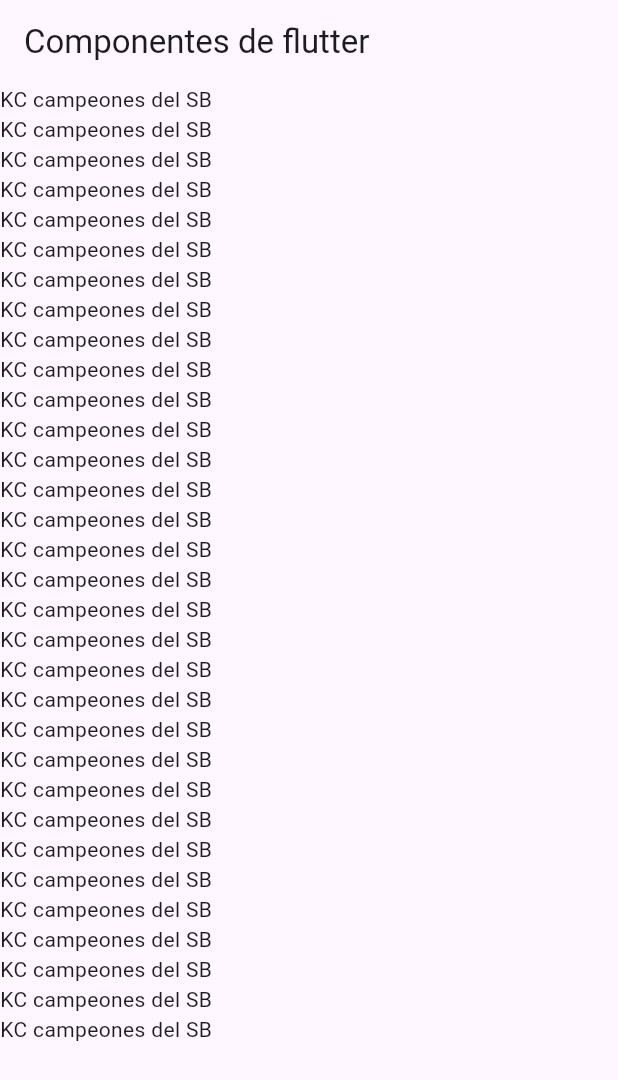
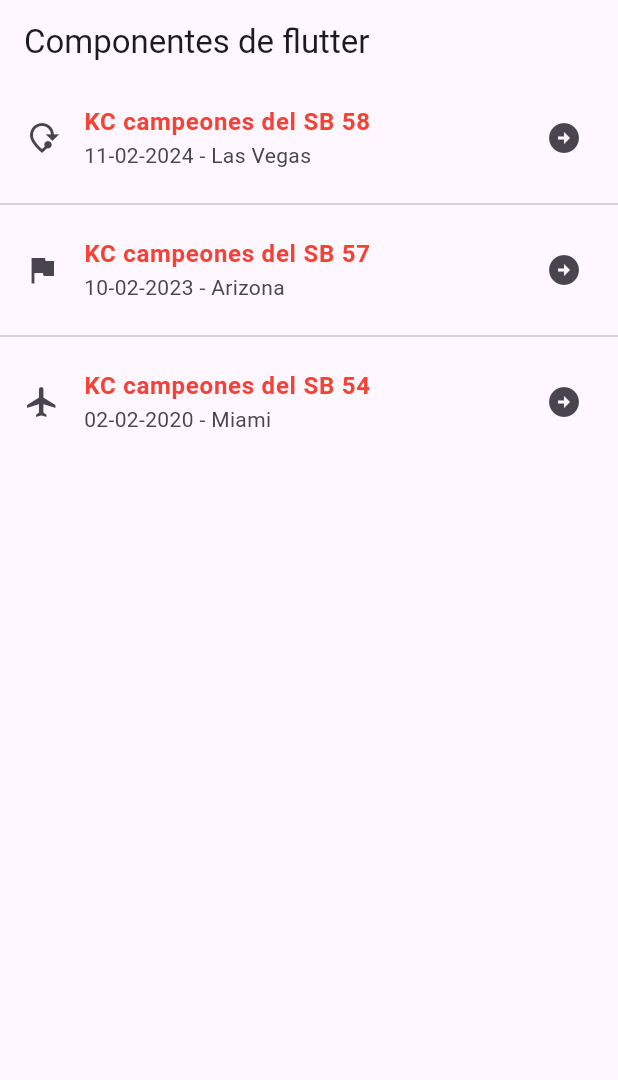
Before and after one commit to gnievap/componentes_flutter5c, a Flutter app: the screen it shows after launch, on a phone screen of 412 x 824 dp. Shown: the top 1080 px of the screen. Run offline on Flutter 3.47's test engine with Material 3 defaults, Android fonts, the phone set to English and light mode, and no system bars.

Commit message:
Adding ListTile to the ListView

```diff
--- a/lib/home_screen.dart
+++ b/lib/home_screen.dart
@@ -11,38 +11,37 @@
       ),
       body: ListView(
         children: const [
-          Text('KC campeones del SB'),
-          Text('KC campeones del SB'),
-          Text('KC campeones del SB'),
-          Text('KC campeones del SB'),
-          Text('KC campeones del SB'),
-          Text('KC campeones del SB'),
-          Text('KC campeones del SB'),
-          Text('KC campeones del SB'),
-          Text('KC campeones del SB'),
-          Text('KC campeones del SB'),
-          Text('KC campeones del SB'),
-          Text('KC campeones del SB'),
-          Text('KC campeones del SB'),
-          Text('KC campeones del SB'),
-          Text('KC campeones del SB'),
-          Text('KC campeones del SB'),
-          Text('KC campeones del SB'),
-          Text('KC campeones del SB'),
-          Text('KC campeones del SB'),
-          Text('KC campeones del SB'),
-          Text('KC campeones del SB'),
-          Text('KC campeones del SB'),
-          Text('KC campeones del SB'),
-          Text('KC campeones del SB'),
-          Text('KC campeones del SB'),
-          Text('KC campeones del SB'),
-          Text('KC campeones del SB'),
-          Text('KC campeones del SB'),
-          Text('KC campeones del SB'),
-          Text('KC campeones del SB'),
-          Text('KC campeones del SB'),
-          Text('KC campeones del SB'),
+          ListTile(
+            leading: Icon(Icons.mode_of_travel),
+            title: Text(
+              'KC campeones del SB 58',
+              style: TextStyle(color: Colors.red, fontWeight: FontWeight.bold),
+            ),
+            subtitle: Text(
+              '11-02-2024 - Las Vegas',
+            ),
+            trailing: Icon(Icons.arrow_circle_right),
+          ),
+          Divider(),
+          ListTile(
+            leading: Icon(Icons.flag),
+            title: Text(
+              'KC campeones del SB 57',
+              style: TextStyle(color: Colors.red, fontWeight: FontWeight.bold),
+            ),
+            subtitle: Text('10-02-2023 - Arizona'),
+            trailing: Icon(Icons.arrow_circle_right),
+          ),
+          Divider(),
+          ListTile(
+            leading: Icon(Icons.flight),
+            title: Text(
+              'KC campeones del SB 54',
+              style: TextStyle(color: Colors.red, fontWeight: FontWeight.bold),
+            ),
+            subtitle: Text('02-02-2020 - Miami'),
+            trailing: Icon(Icons.arrow_circle_right),
+          ),
         ],
       ),
     );
```
